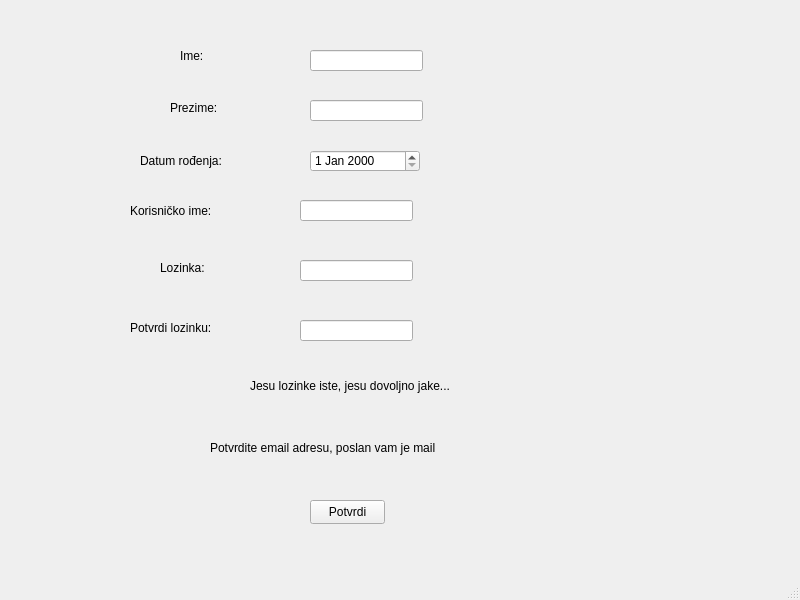
Old version of the form UI/registrationScreen.ui in the repository zemo0/ChatApp-Python-DesktopApp.
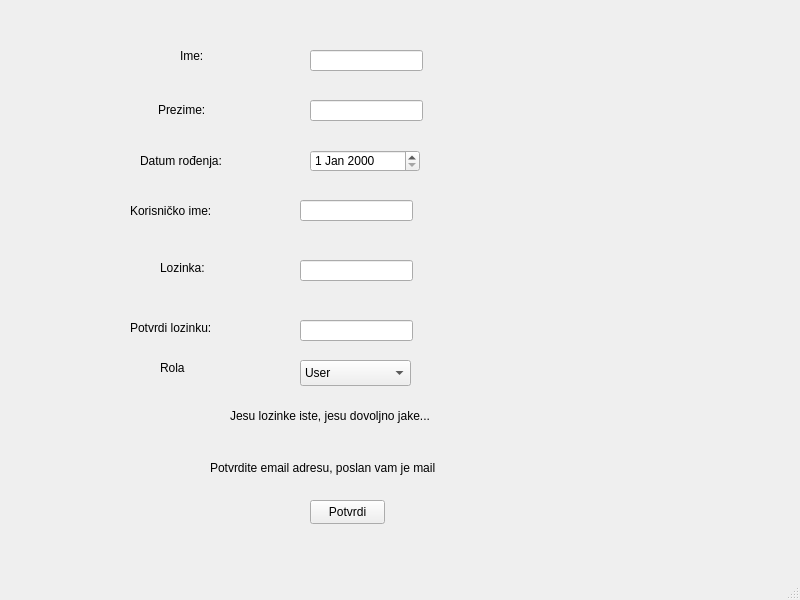
New version of the form.

Commit message: registrationWindow connected, check password and username

Diff of the .ui file:
```diff
--- a/UI/registrationScreen.ui
+++ b/UI/registrationScreen.ui
@@ -30,10 +30,10 @@
    <widget class="QLabel" name="surnameLabel">
     <property name="geometry">
      <rect>
-      <x>170</x>
+      <x>158</x>
       <y>100</y>
-      <width>49</width>
-      <height>16</height>
+      <width>61</width>
+      <height>20</height>
      </rect>
     </property>
     <property name="text">
@@ -155,9 +155,9 @@
    <widget class="QLabel" name="infoLabel">
     <property name="geometry">
      <rect>
-      <x>250</x>
-      <y>360</y>
-      <width>201</width>
+      <x>230</x>
+      <y>390</y>
+      <width>261</width>
       <height>51</height>
      </rect>
     </property>
@@ -182,7 +182,7 @@
     <property name="geometry">
      <rect>
       <x>210</x>
-      <y>440</y>
+      <y>460</y>
       <width>311</width>
       <height>16</height>
      </rect>
@@ -191,6 +191,39 @@
      <string>Potvrdite email adresu, poslan vam je mail</string>
     </property>
    </widget>
+   <widget class="QLabel" name="confirmPasswordLabel_2">
+    <property name="geometry">
+     <rect>
+      <x>160</x>
+      <y>360</y>
+      <width>41</width>
+      <height>16</height>
+     </rect>
+    </property>
+    <property name="text">
+     <string>Rola</string>
+    </property>
+   </widget>
+   <widget class="QComboBox" name="comboBox">
+    <property name="geometry">
+     <rect>
+      <x>300</x>
+      <y>360</y>
+      <width>111</width>
+      <height>26</height>
+     </rect>
+    </property>
+    <item>
+     <property name="text">
+      <string>User</string>
+     </property>
+    </item>
+    <item>
+     <property name="text">
+      <string>Admin</string>
+     </property>
+    </item>
+   </widget>
   </widget>
   <widget class="QStatusBar" name="statusbar"/>
  </widget>
```
Left out of the diff: 4 changed lines with no effect on the pictures. The commit also changes 10 other files.
